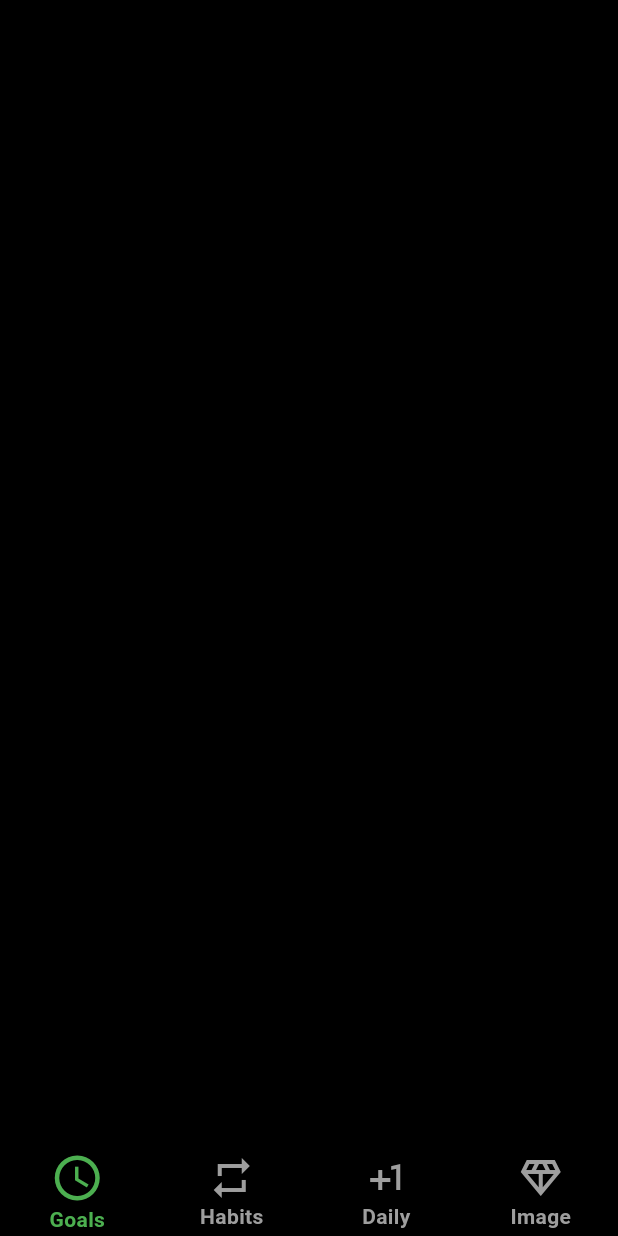
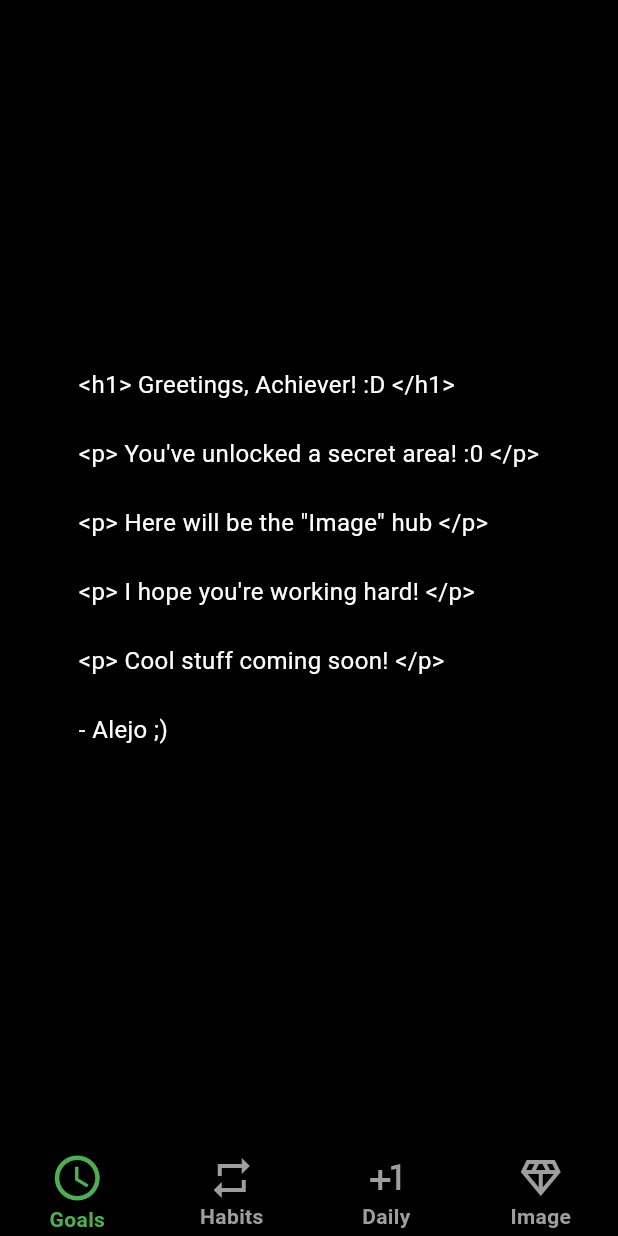
Before and after one commit to Top-One-Percent/top-app, a Flutter app: the screen it shows after launch, swiped to page 4, on a phone screen of 412 x 824 dp. Run offline on Flutter 3.47's test engine with Material 3 defaults, Android fonts, the light colour scheme and no system bars; drawn by our look-alikes of stylish_bottom_bar; our stand-ins replace animate_do, fl_chart, flutter_bloc, go_router, hive, hive_flutter and 2 more; accounts and stored records are empty.

Commit message:
Added coming soon animated text on the image section #16

```diff
--- a/lib/presentation/screens/home/mindset/mindset_screen.dart
+++ b/lib/presentation/screens/home/mindset/mindset_screen.dart
@@ -1,11 +1,35 @@
 import 'package:flutter/material.dart';
 import 'package:top/presentation/widgets/widgets.dart';
+import 'package:typewritertext/typewritertext.dart';
 
 class MindsetScreen extends StatelessWidget {
   const MindsetScreen({super.key});
 
   @override
   Widget build(BuildContext context) {
-    return const Scaffold();
+    return Scaffold(
+      body: Center(
+        child: TypeWriter.text(
+          '''
+<h1> Greetings, Achiever! :D </h1>
+
+<p> You've unlocked a secret area! :0 </p>
+
+<p> Here will be the "Image" hub </p>
+
+<p> I hope you're working hard! </p>
+
+<p> Cool stuff coming soon! </p>
+
+- Alejo ;)
+        ''',
+          duration: const Duration(milliseconds: 50),
+          repeat: true,
+          overflow: TextOverflow.visible,
+          softWrap: false,
+          style: TextStyle(fontSize: 16.0),
+        ),
+      ),
+    );
   }
 }
--- a/pubspec.yaml
+++ b/pubspec.yaml
@@ -42,6 +42,7 @@ dependencies:
   path_provider: ^2.1.3
   smooth_page_indicator: ^1.1.0
   stylish_bottom_bar: ^1.1.0
+  typewritertext: ^3.0.6
   uuid: ^4.4.0
 
 dev_dependencies:
```
Also changed, not shown: pubspec.lock.
